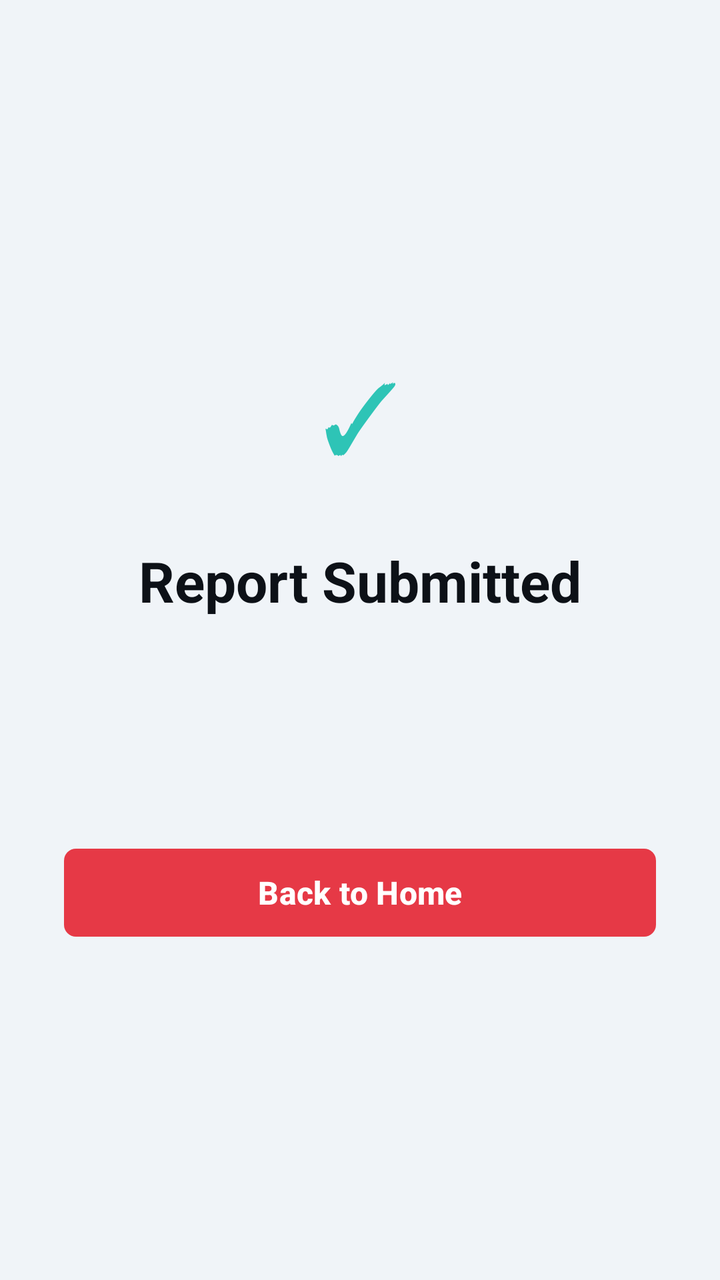
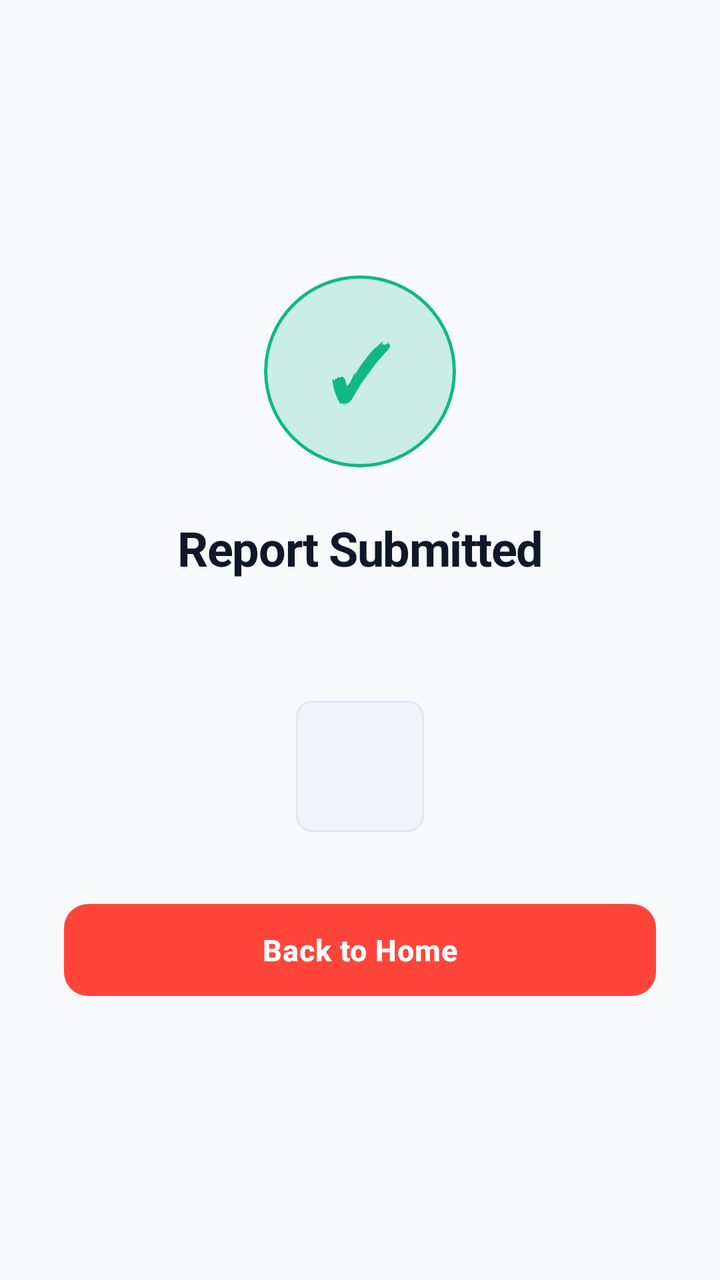

Two renders of the same Android screen: before a commit and after it. Below are the layout's source before the change and the commit's diff.
<!-- AndroidManifest.xml: application theme Theme.NISHAAN -->
<!-- res/layout/fragment_confirmation.xml -->
<?xml version="1.0" encoding="utf-8"?>
<LinearLayout xmlns:android="http://schemas.android.com/apk/res/android"
    android:layout_width="match_parent"
    android:layout_height="match_parent"
    android:background="?attr/android:colorBackground"
    android:gravity="center"
    android:orientation="vertical"
    android:padding="@dimen/spacing_xl">

    
    <TextView
        android:layout_width="80dp"
        android:layout_height="80dp"
        android:gravity="center"
        android:text="✓"
        android:textSize="48sp"
        android:textColor="@color/color_accent_low"
        android:background="@android:color/transparent" />

    <TextView
        android:layout_width="match_parent"
        android:layout_height="wrap_content"
        android:layout_marginTop="@dimen/spacing_lg"
        android:gravity="center"
        android:text="@string/confirmation_title"
        style="@style/TextDisplay" />

    <TextView
        android:id="@+id/confirmationBody"
        android:layout_width="match_parent"
        android:layout_height="wrap_content"
        android:layout_marginTop="@dimen/spacing_md"
        android:gravity="center"
        style="@style/TextBodyLarge" />

    <TextView
        android:id="@+id/reportIdText"
        android:layout_width="match_parent"
        android:layout_height="wrap_content"
        android:layout_marginTop="@dimen/spacing_lg"
        android:gravity="center"
        style="@style/TextMono" />

    <com.google.android.material.button.MaterialButton
        android:id="@+id/btnBackToHome"
        style="@style/PrimaryButton"
        android:layout_width="match_parent"
        android:layout_height="wrap_content"
        android:layout_marginTop="@dimen/spacing_xl"
        android:text="@string/btn_back_to_home" />
</LinearLayout>
<!-- resources referenced by this layout -->
<resources>
  <color name="color_accent_low">#2EC4B6</color>
  <dimen name="spacing_lg">24dp</dimen>
  <dimen name="spacing_md">16dp</dimen>
  <dimen name="spacing_xl">32dp</dimen>
  <string name="btn_back_to_home">Back to Home</string>
  <string name="confirmation_title">Report Submitted</string>
  <style name="PrimaryButton" parent="Widget.Material3.Button">
          <item name="backgroundTint">@color/color_primary</item>
          <item name="android:textColor">@color/white</item>
          <item name="android:textSize">16sp</item>
          <item name="android:textStyle">bold</item>
          <item name="cornerRadius">@dimen/dimen_button_corner_radius</item>
          <item name="android:minHeight">@dimen/dimen_button_height</item>
          <item name="elevation">0dp</item>
      </style>
  <style name="TextBodyLarge">
          <item name="android:textSize">16sp</item>
          <item name="android:textColor">?attr/colorOnBackground</item>
      </style>
  <style name="TextDisplay">
          <item name="android:textSize">28sp</item>
          <item name="android:textStyle">bold</item>
          <item name="android:textColor">?attr/colorOnBackground</item>
      </style>
  <style name="TextMono">
          <item name="android:textSize">13sp</item>
          <item name="android:fontFamily">monospace</item>
          <item name="android:textColor">?attr/colorOnSurface</item>
      </style>
  <style name="Theme.NISHAAN" parent="Base.Theme.NISHAAN" />
  <color name="color_primary">#E63946</color>
  <color name="white">#FFFFFFFF</color>
  <dimen name="dimen_button_corner_radius">6dp</dimen>
  <dimen name="dimen_button_height">52dp</dimen>
  <color name="color_primary_light">#C1121F</color>
  <color name="color_background_light">#F0F4F8</color>
  <color name="color_on_background_light">#0D1117</color>
  <color name="color_surface_light">#FFFFFF</color>
  <color name="color_on_surface_light">#3D4A5C</color>
  <color name="color_surface_variant_light">#E8ECF0</color>
  <color name="color_on_surface_muted_light">#8894A6</color>
  <color name="color_divider_light">#D4DAE2</color>
  <!-- unchanged entries left out for length: 1 -->
</resources>

<!-- the commit's change to res/layout/fragment_confirmation.xml (unified diff, before → after) -->
@@ -1,5 +1,6 @@
 <?xml version="1.0" encoding="utf-8"?>
 <LinearLayout xmlns:android="http://schemas.android.com/apk/res/android"
+    xmlns:app="http://schemas.android.com/apk/res-auto"
     android:layout_width="match_parent"
     android:layout_height="match_parent"
     android:background="?attr/android:colorBackground"
@@ -8,21 +9,34 @@
     android:padding="@dimen/spacing_xl">
 
     
-    <TextView
-        android:layout_width="80dp"
-        android:layout_height="80dp"
-        android:gravity="center"
-        android:text="✓"
-        android:textSize="48sp"
-        android:textColor="@color/color_accent_low"
-        android:background="@android:color/transparent" />
+    <com.google.android.material.card.MaterialCardView
+        android:layout_width="96dp"
+        android:layout_height="96dp"
+        app:cardCornerRadius="48dp"
+        app:strokeWidth="1.5dp"
+        app:strokeColor="@color/color_accent_low"
+        app:cardBackgroundColor="@color/color_severity_low_bg"
+        app:cardElevation="0dp"
+        android:layout_marginBottom="@dimen/spacing_lg">
+
+        <TextView
+            android:layout_width="match_parent"
+            android:layout_height="match_parent"
+            android:gravity="center"
+            android:text="✓"
+            android:textSize="38sp"
+            android:textStyle="bold"
+            android:textColor="@color/color_accent_low"
+            android:contentDescription="@null" />
+
+    </com.google.android.material.card.MaterialCardView>
 
     <TextView
         android:layout_width="match_parent"
         android:layout_height="wrap_content"
-        android:layout_marginTop="@dimen/spacing_lg"
         android:gravity="center"
         android:text="@string/confirmation_title"
+        android:textSize="24sp"
         style="@style/TextDisplay" />
 
     <TextView
@@ -31,15 +45,32 @@
         android:layout_height="wrap_content"
         android:layout_marginTop="@dimen/spacing_md"
         android:gravity="center"
+        android:textSize="15sp"
+        android:textColor="?attr/colorOnSurface"
         style="@style/TextBodyLarge" />
 
-    <TextView
-        android:id="@+id/reportIdText"
-        android:layout_width="match_parent"
+    
+    <com.google.android.material.card.MaterialCardView
+        style="@style/NishaanCard"
+        android:layout_width="wrap_content"
         android:layout_height="wrap_content"
         android:layout_marginTop="@dimen/spacing_lg"
-        android:gravity="center"
-        style="@style/TextMono" />
+        app:cardCornerRadius="8dp"
+        app:strokeWidth="1dp"
+        app:strokeColor="?attr/colorOutlineVariant"
+        app:cardBackgroundColor="?attr/colorSurfaceVariant">
+
+        <TextView
+            android:id="@+id/reportIdText"
+            style="@style/TextMono"
+            android:layout_width="wrap_content"
+            android:layout_height="wrap_content"
+            android:paddingHorizontal="@dimen/spacing_md"
+            android:paddingVertical="@dimen/spacing_sm"
+            android:textColor="?attr/colorOnBackground"
+            android:textSize="13sp" />
+
+    </com.google.android.material.card.MaterialCardView>
 
     <com.google.android.material.button.MaterialButton
         android:id="@+id/btnBackToHome"
<!-- resource entries referenced after the edit -->
@@ -1,47 +1,64 @@
 <!-- resources referenced by this layout -->
 <resources>
-  <color name="color_accent_low">#2EC4B6</color>
+  <color name="color_accent_low">#10B981</color>
+  <color name="color_severity_low_bg">#3310B981</color>
   <dimen name="spacing_lg">24dp</dimen>
   <dimen name="spacing_md">16dp</dimen>
+  <dimen name="spacing_sm">8dp</dimen>
   <dimen name="spacing_xl">32dp</dimen>
   <string name="btn_back_to_home">Back to Home</string>
   <string name="confirmation_title">Report Submitted</string>
+  <style name="NishaanCard" parent="Widget.Material3.CardView.Filled">
+          <item name="cardBackgroundColor">?attr/colorSurfaceVariant</item>
+          <item name="cardCornerRadius">@dimen/dimen_card_corner_radius</item>
+          <item name="cardElevation">0dp</item>
+          <item name="strokeWidth">@dimen/dimen_card_stroke_width</item>
+          <item name="strokeColor">?attr/colorOutlineVariant</item>
+          <item name="contentPadding">@dimen/dimen_card_padding</item>
+      </style>
   <style name="PrimaryButton" parent="Widget.Material3.Button">
           <item name="backgroundTint">@color/color_primary</item>
           <item name="android:textColor">@color/white</item>
-          <item name="android:textSize">16sp</item>
+          <item name="android:textSize">15sp</item>
           <item name="android:textStyle">bold</item>
           <item name="cornerRadius">@dimen/dimen_button_corner_radius</item>
           <item name="android:minHeight">@dimen/dimen_button_height</item>
+          <item name="android:letterSpacing">0.02</item>
           <item name="elevation">0dp</item>
       </style>
   <style name="TextBodyLarge">
           <item name="android:textSize">16sp</item>
           <item name="android:textColor">?attr/colorOnBackground</item>
+          <item name="android:letterSpacing">0.0</item>
       </style>
   <style name="TextDisplay">
-          <item name="android:textSize">28sp</item>
+          <item name="android:textSize">30sp</item>
           <item name="android:textStyle">bold</item>
           <item name="android:textColor">?attr/colorOnBackground</item>
+          <item name="android:letterSpacing">-0.02</item>
       </style>
   <style name="TextMono">
           <item name="android:textSize">13sp</item>
           <item name="android:fontFamily">monospace</item>
-          <item name="android:textColor">?attr/colorOnSurface</item>
+          <item name="android:textColor">?attr/colorOnSurfaceVariant</item>
+          <item name="android:letterSpacing">-0.01</item>
       </style>
   <style name="Theme.NISHAAN" parent="Base.Theme.NISHAAN" />
-  <color name="color_primary">#E63946</color>
+  <dimen name="dimen_card_corner_radius">12dp</dimen>
+  <dimen name="dimen_card_stroke_width">1dp</dimen>
+  <dimen name="dimen_card_padding">16dp</dimen>
+  <color name="color_primary">#FF453A</color>
   <color name="white">#FFFFFFFF</color>
-  <dimen name="dimen_button_corner_radius">6dp</dimen>
-  <dimen name="dimen_button_height">52dp</dimen>
-  <color name="color_primary_light">#C1121F</color>
-  <color name="color_background_light">#F0F4F8</color>
-  <color name="color_on_background_light">#0D1117</color>
+  <dimen name="dimen_button_corner_radius">12dp</dimen>
+  <dimen name="dimen_button_height">54dp</dimen>
+  <color name="color_primary_light">#D9382F</color>
+  <color name="color_background_light">#F8FAFC</color>
+  <color name="color_on_background_light">#0F172A</color>
   <color name="color_surface_light">#FFFFFF</color>
-  <color name="color_on_surface_light">#3D4A5C</color>
-  <color name="color_surface_variant_light">#E8ECF0</color>
-  <color name="color_on_surface_muted_light">#8894A6</color>
-  <color name="color_divider_light">#D4DAE2</color>
+  <color name="color_on_surface_light">#334155</color>
+  <color name="color_surface_variant_light">#F1F5F9</color>
+  <color name="color_on_surface_muted_light">#64748B</color>
+  <color name="color_divider_light">#E2E8F0</color>
   <!-- unchanged entries left out for length: 1 -->
 </resources>
 
